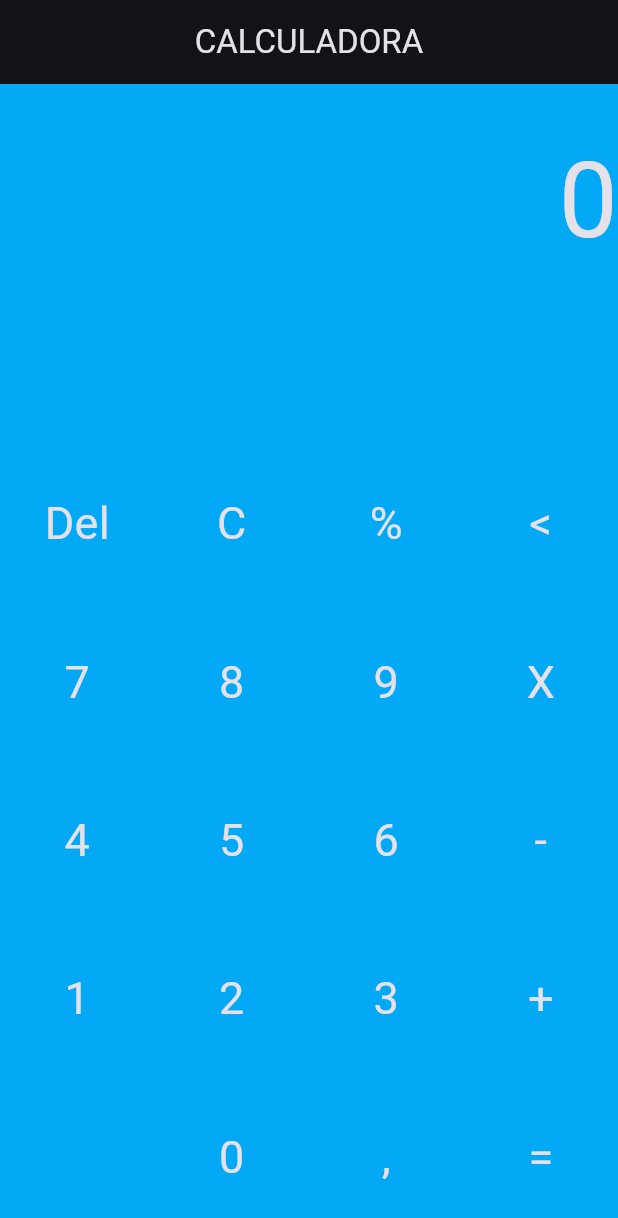
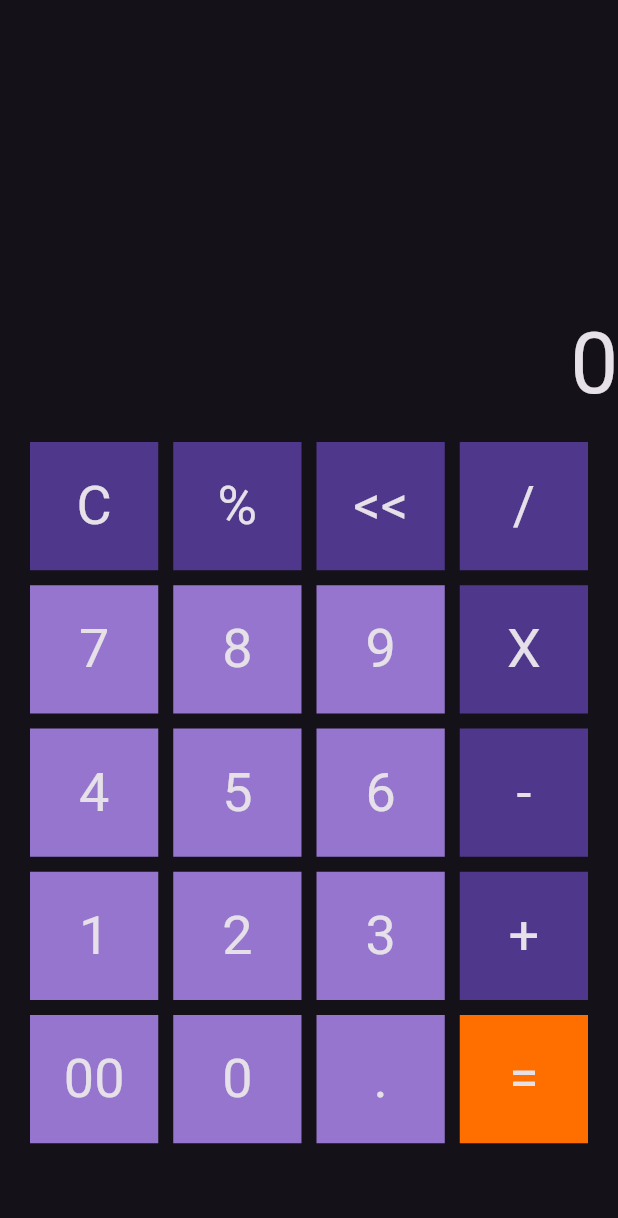
Before and after one commit to Natusm1981/calculadora_f, a Flutter app: the screen it shows after launch, on a phone screen of 412 x 824 dp. Shown: the top 1218 px of the screen. Run offline on Flutter 3.47's test engine with Material 3 defaults, Android fonts, the phone set to English and light mode, and no system bars; missing offline and left inert: function_tree.

Commit message:
modificado para projeto diferente. mais responsivo

```diff
--- a/lib/botao_num.dart
+++ /dev/null
@@ -1,22 +0,0 @@
-import 'package:flutter/material.dart';
-
-class BotaoP extends StatefulWidget {
-  final String txtBotao;
-  const BotaoP(this.txtBotao, {super.key});
-
-  @override
-  State<BotaoP> createState() => _BotaoPState();
-}
-
-class _BotaoPState extends State<BotaoP> {
-  @override
-  Widget build(BuildContext context) {
-    return Container(
-      width: 50,
-      height: 50,
-      child: Center(
-        child: Text(widget.txtBotao),
-      ),
-    );
-  }
-}
--- a/lib/botao_operation.dart
+++ /dev/null
@@ -1,28 +0,0 @@
-import 'package:flutter/material.dart';
-
-class Botao_operation extends StatefulWidget {
-  final String operador;
-  // final double operando;
-  // final double resultado = 0;
-  const Botao_operation(this.operador, {super.key});
-
-  @override
-  State<Botao_operation> createState() => _Botao_operationState();
-}
-
-class _Botao_operationState extends State<Botao_operation> {
-  @override
-  Widget build(BuildContext context) {
-    return Material(
-      child: ElevatedButton(
-        style: ElevatedButton.styleFrom(
-          backgroundColor: const Color.fromARGB(255, 121, 84, 30),
-        ),
-        onPressed: () {
-          debugPrint('clicou operation');
-        },
-        child: Center(child: Text(widget.operador)),
-      ),
-    );
-  }
-}
--- /dev/null
+++ b/lib/controllers/calc_controller.dart
@@ -0,0 +1,51 @@
+import 'package:calculadora_f/grid_botoes.dart';
+import 'package:flutter/material.dart';
+import 'package:function_tree/function_tree.dart';
+
+class CalcController extends ChangeNotifier {
+  String display = '0';
+  String temp = '';
+  String operation = '';
+  //bool deuResultado = false;
+
+  void onButtonClick(ButtonClick click) {
+    if (click is NumberButtonClick) {
+      temp = click.valor;
+      if (display.contains('.') == true && click.valor == '.') {
+        temp = '';
+      }
+      display += temp;
+    } else if (click is ClearButtonClick) {
+      display = '0';
+    } else if (click is BackButtonClick) {
+      if (display.length > 0 && display != '0') {
+        if (display.isEmpty) {
+          display = '0';
+        }
+      } else {
+        display = '0';
+      }
+    } else if (click is EqualsButtonClick) {
+      var temp = display.interpret();
+      display = temp.toString();
+      print(display);
+      display = tratarDisplay(display, click.valor);
+    }
+    notifyListeners();
+  }
+}
+
+String tratarDisplay(String display, String valor) {
+  if (display.endsWith('.0')) {
+    display = display.substring(0, display.length - 2);
+  }
+  return display;
+}
+
+
+
+
+
+// class EqualsButtonClick extends ButtonClick {
+//   EqualsButtonClick({required super.valor});
+// }
--- /dev/null
+++ b/lib/grid_botoes.dart
@@ -0,0 +1,152 @@
+import 'package:flutter/material.dart';
+
+class GridBotoes extends StatelessWidget {
+  const GridBotoes({super.key, this.onButtonClick});
+
+  final void Function(ButtonClick click)? onButtonClick;
+
+  @override
+  Widget build(BuildContext context) {
+    return GridView.count(
+      primary: false,
+      padding: const EdgeInsets.all(20),
+      crossAxisSpacing: 10,
+      mainAxisSpacing: 10,
+      crossAxisCount: 4,
+      children: <Widget>[
+        Botao(
+          valor: 'C',
+          onTap: (valor) => onButtonClick!(ClearButtonClick(valor: 'C')),
+        ),
+        Botao(
+            onTap: (valor) =>
+                onButtonClick!(OperationButtonClick(valor: valor)),
+            valor: '%'),
+        Botao(
+            onTap: (valor) => onButtonClick!(BackButtonClick(valor: valor)),
+            valor: '<<'),
+        Botao(
+            onTap: (valor) =>
+                onButtonClick!(OperationButtonClick(valor: valor)),
+            valor: '/'),
+        Botao(
+            onTap: (valor) => onButtonClick!(NumberButtonClick(valor: valor)),
+            valor: '7',
+            cor: Colors.deepPurple[300]),
+        Botao(
+            onTap: (valor) => onButtonClick!(NumberButtonClick(valor: valor)),
+            valor: '8',
+            cor: Colors.deepPurple[300]),
+        Botao(
+            onTap: (valor) => onButtonClick!(NumberButtonClick(valor: valor)),
+            valor: '9',
+            cor: Colors.deepPurple[300]),
+        Botao(
+            onTap: (valor) =>
+                onButtonClick!(OperationButtonClick(valor: valor)),
+            valor: 'X'),
+        Botao(
+            onTap: (valor) => onButtonClick!(NumberButtonClick(valor: valor)),
+            valor: '4',
+            cor: Colors.deepPurple[300]),
+        Botao(
+            onTap: (valor) => onButtonClick!(NumberButtonClick(valor: valor)),
+            valor: '5',
+            cor: Colors.deepPurple[300]),
+        Botao(
+            onTap: (valor) => onButtonClick!(NumberButtonClick(valor: valor)),
+            valor: '6',
+            cor: Colors.deepPurple[300]),
+        Botao(
+            onTap: (valor) =>
+                onButtonClick!(OperationButtonClick(valor: valor)),
+            valor: '-'),
+        Botao(
+            onTap: (valor) => onButtonClick!(NumberButtonClick(valor: valor)),
+            valor: '1',
+            cor: Colors.deepPurple[300]),
+        Botao(
+            onTap: (valor) => onButtonClick!(NumberButtonClick(valor: valor)),
+            valor: '2',
+            cor: Colors.deepPurple[300]),
+        Botao(
+            onTap: (valor) => onButtonClick!(NumberButtonClick(valor: valor)),
+            valor: '3',
+            cor: Colors.deepPurple[300]),
+        Botao(
+            onTap: (valor) =>
+                onButtonClick!(OperationButtonClick(valor: valor)),
+            valor: '+'),
+        Botao(
+            onTap: (valor) => onButtonClick!(NumberButtonClick(valor: valor)),
+            valor: '00',
+            cor: Colors.deepPurple[300]),
+        Botao(
+            onTap: (valor) => onButtonClick!(NumberButtonClick(valor: valor)),
+            valor: '0',
+            cor: Colors.deepPurple[300]),
+        Botao(
+            onTap: (valor) => onButtonClick!(NumberButtonClick(valor: valor)),
+            valor: '.',
+            cor: Colors.deepPurple[300]),
+        Botao(
+            onTap: (valor) => onButtonClick!(EqualsButtonClick(valor: valor)),
+            valor: '=',
+            cor: Colors.amber[900]),
+      ],
+    );
+  }
+}
+
+sealed class ButtonClick {
+  final String valor;
+
+  ButtonClick({required this.valor});
+}
+
+class NumberButtonClick extends ButtonClick {
+  NumberButtonClick({required super.valor});
+}
+
+class ClearButtonClick extends ButtonClick {
+  ClearButtonClick({required super.valor});
+}
+
+class EqualsButtonClick extends ButtonClick {
+  EqualsButtonClick({required super.valor});
+}
+
+class BackButtonClick extends ButtonClick {
+  BackButtonClick({required super.valor});
+}
+
+class OperationButtonClick extends ButtonClick {
+  OperationButtonClick({required super.valor});
+}
+
+class Botao extends StatelessWidget {
+  final Color? cor;
+  final String valor;
+  final void Function(String valor)? onTap;
+  const Botao({super.key, this.cor, required this.valor, this.onTap});
+
+  @override
+  Widget build(BuildContext context) {
+    final cor = this.cor ?? Theme.of(context).colorScheme.primaryContainer;
+    return Material(
+      color: cor,
+      child: InkWell(
+        onTap: onTap == null ? null : () => onTap!(valor),
+        child: Container(
+          padding: const EdgeInsets.all(8),
+          child: Center(
+            child: Text(
+              valor,
+              style: Theme.of(context).textTheme.displaySmall,
+            ),
+          ),
+        ),
+      ),
+    );
+  }
+}
--- a/lib/home_screen.dart
+++ /dev/null
@@ -1,409 +0,0 @@
-import 'package:flutter/material.dart';
-
-class HomeScreen extends StatefulWidget {
-  const HomeScreen({super.key});
-
-  @override
-  State<HomeScreen> createState() => _HomeScreenState();
-}
-
-class _HomeScreenState extends State<HomeScreen> {
-  double resultado = 0;
-  String display = '';
-  String displayPequeno = '';
-  bool primeiroClique = true;
-  double altura = 50;
-  double lagura = 50;
-
-  void calcular(String tecla) {
-    primeiroClique = false;
-    switch (tecla) {
-      case 'ac':
-        {
-          setState(() {
-            display = '0';
-          });
-          primeiroClique = true;
-        }
-      case 'del':
-        {
-          setState(() {
-            if (display[0] != '0' && display.length > 1)
-              display = display.substring(0, display.length - 1);
-            else
-              display = '0';
-          });
-          break;
-        }
-      default:
-        if (display[0] == '0' && tecla != '0') display = '';
-        setState(() {
-          display += tecla;
-        });
-        break;
-    }
-    displayPequeno = display;
-  }
-
-  @override
-  Widget build(BuildContext context) {
-    if (primeiroClique == true) display = '0';
-    return Scaffold(
-      appBar: AppBar(
-        title: const Center(
-          child: Text('CALCULADORA'),
-        ),
-      ),
-      body: Container(
-        color: Colors.lightBlue,
-        child: Column(
-          mainAxisAlignment: MainAxisAlignment.spaceAround,
-          children: [
-            Row(
-              mainAxisAlignment: MainAxisAlignment.end,
-              children: [
-                Text(
-                  display,
-                  style: TextStyle(fontSize: 70),
-                ),
-              ],
-            ),
-            Row(
-              mainAxisAlignment: MainAxisAlignment.end,
-              children: [
-                Text(
-                  displayPequeno,
-                  style: TextStyle(fontSize: 20),
-                ),
-              ],
-            ),
-            Row(
-              mainAxisAlignment: MainAxisAlignment.spaceAround,
-              children: [
-                GestureDetector(
-                  onTap: () {
-                    calcular('del');
-                  },
-                  child: Container(
-                    width: lagura,
-                    height: altura,
-                    child: Center(
-                      child: Text(
-                        'Del',
-                        style: TextStyle(fontSize: 30),
-                      ),
-                    ),
-                  ),
-                ),
-                GestureDetector(
-                  onTap: () {
-                    calcular('ac');
-                    print('clicou AC');
-                  },
-                  child: Container(
-                    width: lagura,
-                    height: altura,
-                    child: Center(
-                      child: Text(
-                        'C',
-                        style: TextStyle(fontSize: 30),
-                      ),
-                    ),
-                  ),
-                ),
-                GestureDetector(
-                  onTap: () {
-                    calcular('%');
-                  },
-                  child: Container(
-                    width: lagura,
-                    height: altura,
-                    child: Center(
-                      child: Text(
-                        '%',
-                        style: TextStyle(fontSize: 30),
-                      ),
-                    ),
-                  ),
-                ),
-                GestureDetector(
-                  onTap: () {
-                    calcular('<');
-                  },
-                  child: Container(
-                    width: lagura,
-                    height: altura,
-                    child: Center(
-                      child: Text(
-                        '<',
-                        style: TextStyle(
-                          fontSize: 30,
-                        ),
-                      ),
-                    ),
-                  ),
-                ),
-              ],
-            ),
-            Row(
-              mainAxisAlignment: MainAxisAlignment.spaceAround,
-              children: [
-                GestureDetector(
-                  onTap: () {
-                    calcular('7');
-                    print('clicou 7');
-                  },
-                  child: Container(
-                    width: lagura,
-                    height: altura,
-                    child: Center(
-                      child: Text(
-                        '7',
-                        style: TextStyle(fontSize: 30),
-                      ),
-                    ),
-                  ),
-                ),
-                GestureDetector(
-                  onTap: () {
-                    calcular('8');
-                  },
-                  child: Container(
-                    width: lagura,
-                    height: altura,
-                    child: Center(
-                      child: Text(
-                        '8',
-                        style: TextStyle(fontSize: 30),
-                      ),
-                    ),
-                  ),
-                ),
-                GestureDetector(
-                  onTap: () {
-                    calcular('9');
-                  },
-                  child: Container(
-                    width: lagura,
-                    height: altura,
-                    child: Center(
-                      child: Text(
-                        '9',
-                        style: TextStyle(fontSize: 30),
-                      ),
-                    ),
-                  ),
-                ),
-                GestureDetector(
-                  onTap: () {
-                    calcular('x');
-                  },
-                  child: Container(
-                    width: lagura,
-                    height: altura,
-                    child: Center(
-                      child: Text(
-                        'X',
-                        style: TextStyle(fontSize: 30),
-                      ),
-                    ),
-                  ),
-                ),
-              ],
-            ),
-            Row(
-              mainAxisAlignment: MainAxisAlignment.spaceAround,
-              children: [
-                GestureDetector(
-                  onTap: () {
-                    calcular('4');
-                  },
-                  child: Container(
-                    width: lagura,
-                    height: altura,
-                    child: Center(
-                      child: Text(
-                        '4',
-                        style: TextStyle(fontSize: 30),
-                      ),
-                    ),
-                  ),
-                ),
-                GestureDetector(
-                  onTap: () {
-                    calcular('5');
-                  },
-                  child: Container(
-                    width: lagura,
-                    height: altura,
-                    child: Center(
-                      child: Text(
-                        '5',
-                        style: TextStyle(fontSize: 30),
-                      ),
-                    ),
-                  ),
-                ),
-                GestureDetector(
-                  onTap: () {
-                    calcular('6');
-                  },
-                  child: Container(
-                    width: lagura,
-                    height: altura,
-                    child: Center(
-                      child: Text(
-                        '6',
-                        style: TextStyle(fontSize: 30),
-                      ),
-                    ),
-                  ),
-                ),
-                GestureDetector(
-                  onTap: () {
-                    calcular('-');
-                  },
-                  child: Container(
-                    width: lagura,
-                    height: altura,
-                    child: Center(
-                      child: Text(
-                        '-',
-                        style: TextStyle(fontSize: 30),
-                      ),
-                    ),
-                  ),
-                ),
-              ],
-            ),
-            Row(
-              mainAxisAlignment: MainAxisAlignment.spaceAround,
-              children: [
-                GestureDetector(
-                  onTap: () {
-                    calcular('1');
-                  },
-                  child: Container(
-                    width: lagura,
-                    height: altura,
-                    child: Center(
-                      child: Text(
-                        '1',
-                        style: TextStyle(fontSize: 30),
-                      ),
-                    ),
-                  ),
-                ),
-                GestureDetector(
-                  onTap: () {
-                    calcular('2');
-                  },
-                  child: Container(
-                    width: lagura,
-                    height: altura,
-                    child: Center(
-                      child: Text(
-                        '2',
-                        style: TextStyle(fontSize: 30),
-                      ),
-                    ),
-                  ),
-                ),
-                GestureDetector(
-                  onTap: () {
-                    calcular('3');
-                  },
-                  child: Container(
-                    width: lagura,
-                    height: altura,
-                    child: Center(
-                      child: Text(
-                        '3',
-                        style: TextStyle(fontSize: 30),
-                      ),
-                    ),
-                  ),
-                ),
-                GestureDetector(
-                  onTap: () {
-                    calcular('+');
-                  },
-                  child: Container(
-                    width: lagura,
-                    height: altura,
-                    child: Center(
-                      child: Text(
-                        '+',
-                        style: TextStyle(fontSize: 30),
-                      ),
-                    ),
-                  ),
-                ),
-              ],
-            ),
-            Row(
-              mainAxisAlignment: MainAxisAlignment.spaceAround,
-              children: [
-                Container(
-                  width: lagura,
-                  height: altura,
-                  child: Center(
-                    child: Text(
-                      ' ',
-                      style: TextStyle(fontSize: 30),
-                    ),
-                  ),
-                ),
-                GestureDetector(
-                  onTap: () {
-                    calcular('0');
-                  },
-                  child: Container(
-                    width: lagura,
-                    height: altura,
-                    child: Center(
-                      child: Text(
-                        '0',
-                        style: TextStyle(fontSize: 30),
-                      ),
-                    ),
-                  ),
-                ),
-                GestureDetector(
-                  onTap: () {
-                    calcular(',');
-                  },
-                  child: Container(
-                    width: lagura,
-                    height: altura,
-                    child: Center(
-                      child: Text(
-                        ',',
-                        style: TextStyle(fontSize: 30),
-                      ),
-                    ),
-                  ),
-                ),
-                GestureDetector(
-                  onTap: () {
-                    calcular('=');
-                  },
-                  child: Container(
-                    width: lagura,
-                    height: altura,
-                    child: Center(
-                      child: Text(
-                        '=',
-                        style: TextStyle(fontSize: 30),
-                      ),
-                    ),
-                  ),
-                ),
-              ],
-            ),
-          ],
-        ),
-      ),
-    );
-  }
-}
--- a/lib/my_app.dart
+++ b/lib/my_app.dart
@@ -1,4 +1,4 @@
-import 'package:calculadora_f/home_screen.dart';
+import 'package:calculadora_f/tela_grid.dart';
 import 'package:flutter/material.dart';
 
 class MyApp extends StatefulWidget {
@@ -14,7 +14,7 @@ class _MyAppState extends State<MyApp> {
     return MaterialApp(
       theme: ThemeData(
           brightness: Brightness.dark, primaryColor: Colors.deepPurple),
-      home: HomeScreen(),
+      home: TelaGrid(),
     );
   }
 }
--- /dev/null
+++ b/lib/tela_display.dart
@@ -0,0 +1,17 @@
+import 'package:flutter/material.dart';
+
+class TelaDisplay extends StatelessWidget {
+  final String valor;
+  const TelaDisplay({required this.valor, super.key});
+
+  @override
+  Widget build(BuildContext context) {
+    return Align(
+      alignment: Alignment.bottomRight,
+      child: Text(
+        valor,
+        style: Theme.of(context).textTheme.displayLarge,
+      ),
+    );
+  }
+}
--- /dev/null
+++ b/lib/tela_grid.dart
@@ -0,0 +1,50 @@
+import 'package:calculadora_f/controllers/calc_controller.dart';
+import 'package:calculadora_f/grid_botoes.dart';
+import 'package:calculadora_f/tela_display.dart';
+import 'package:flutter/material.dart';
+
+class TelaGrid extends StatefulWidget {
+  const TelaGrid({super.key});
+
+  @override
+  State<TelaGrid> createState() => _TelaGridState();
+}
+
+class _TelaGridState extends State<TelaGrid> {
+  final controller = CalcController();
+  void _listener() {
+    setState(() {});
+  }
+
+  @override
+  void initState() {
+    super.initState();
+    controller.addListener(_listener);
+  }
+
+  @override
+  void dispose() {
+    super.dispose();
+    controller.removeListener(_listener);
+  }
+
+  @override
+  Widget build(BuildContext context) {
+    return Material(
+      child: Column(
+        children: [
+          Expanded(
+            flex: 1,
+            child: TelaDisplay(valor: controller.display),
+          ),
+          Expanded(
+            flex: 2,
+            child: GridBotoes(
+              onButtonClick: controller.onButtonClick,
+            ),
+          ),
+        ],
+      ),
+    );
+  }
+}
--- a/pubspec.yaml
+++ b/pubspec.yaml
@@ -35,6 +35,7 @@ dependencies:
   # The following adds the Cupertino Icons font to your application.
   # Use with the CupertinoIcons class for iOS style icons.
   cupertino_icons: ^1.0.6
+  function_tree: ^0.9.1
 
 dev_dependencies:
   flutter_test:
```
Also changed, not shown: pubspec.lock.
